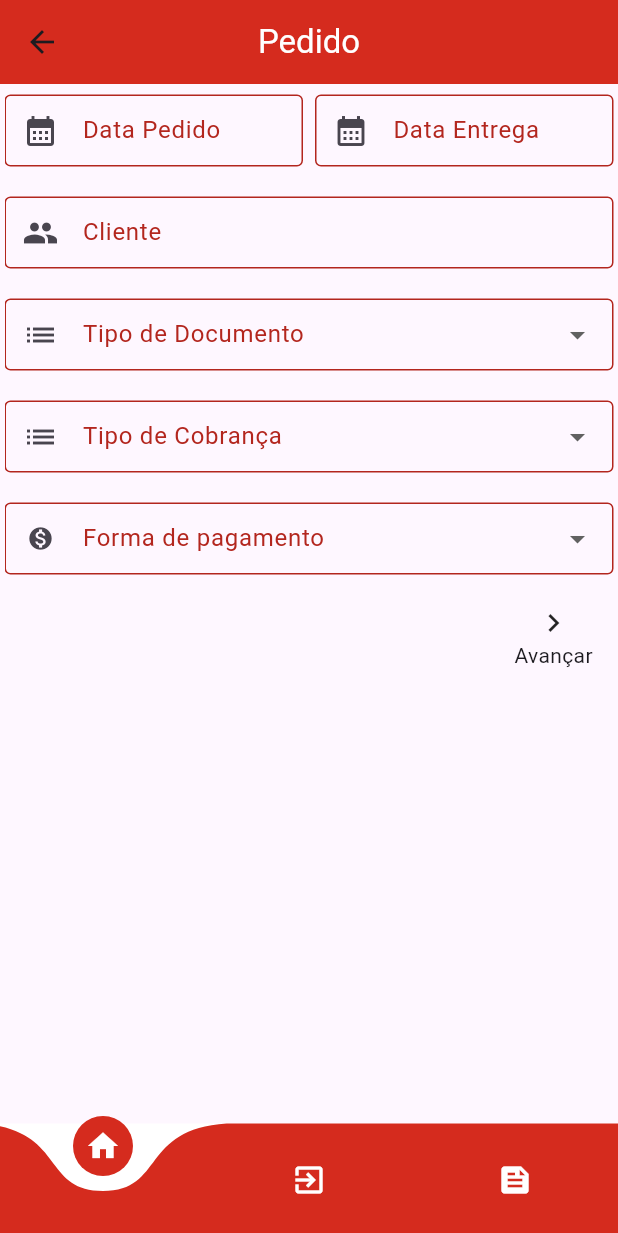
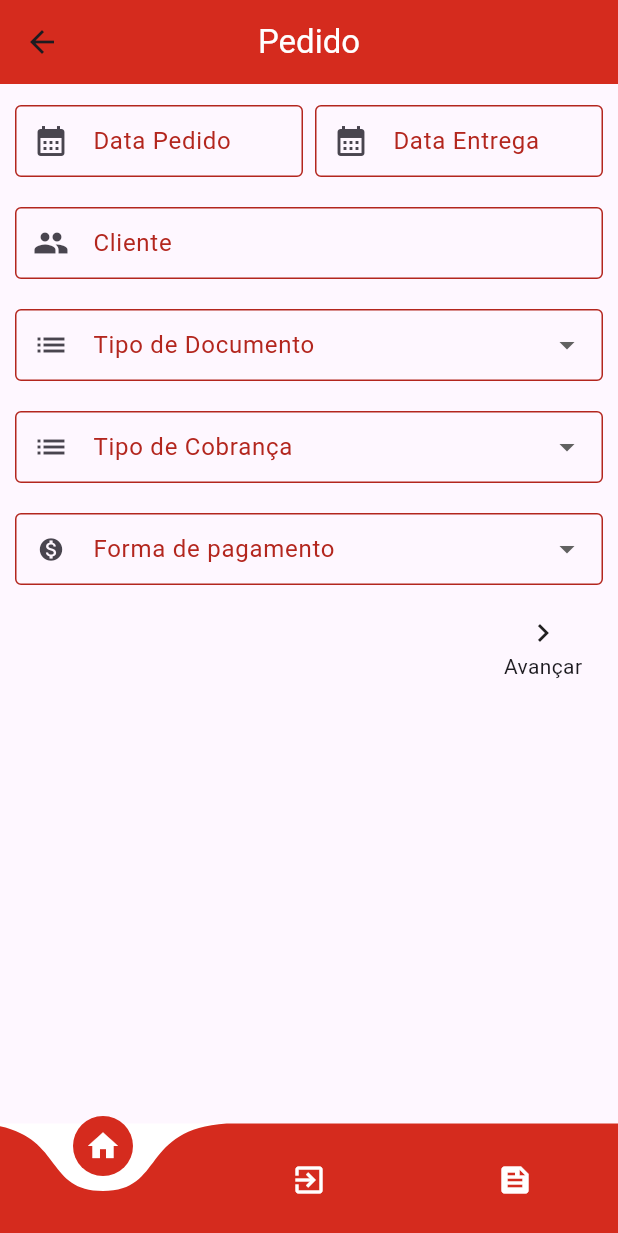
Before and after one commit to kelidss/StikVendas, a Flutter app: the PedidoPage screen opened directly, on a phone screen of 412 x 824 dp. Shown: the top 1233 px of the screen. Run offline on Flutter 3.47's test engine with Material 3 defaults, Android fonts, the phone set to English and light mode, and no system bars; drawn by our look-alikes of curved_navigation_bar; our stand-ins replace awesome_dialog, carousel_slider, mask_text_input_formatter, percent_indicator.

Commit message:
ajustes em pedidopage, centralização

```diff
--- a/lib/Views/PedidoPage.dart
+++ b/lib/Views/PedidoPage.dart
@@ -92,7 +92,7 @@ class _PedidoPageState extends State<PedidoPage> {
         backgroundColor: const Color(0xFFD52B1E),
       ),
       body: Padding(
-        padding: const EdgeInsets.all(3.0),
+        padding: const EdgeInsets.all(10.0),
         child: PageView(
           physics: const NeverScrollableScrollPhysics(),
           //scrollDirection: Axis.horizontal,
@@ -133,8 +133,8 @@ class _PedidoPageState extends State<PedidoPage> {
                                     color: color, letterSpacing: 1);
                               },
                             ),
-                            contentPadding: const EdgeInsets.symmetric(
-                                vertical: 10, horizontal: 20)),
+                            contentPadding:
+                                EdgeInsets.fromLTRB(20, 10, 20, 10)),
                         inputFormatters: [
                           MaskTextInputFormatter(mask: '##/##/####')
                         ],
@@ -168,8 +168,8 @@ class _PedidoPageState extends State<PedidoPage> {
                                     color: color, letterSpacing: 1);
                               },
                             ),
-                            contentPadding: const EdgeInsets.symmetric(
-                                vertical: 10, horizontal: 20)),
+                            contentPadding:
+                                EdgeInsets.fromLTRB(20, 10, 20, 10)),
                         inputFormatters: [
                           MaskTextInputFormatter(mask: '##/##/####')
                         ],
@@ -184,30 +184,6 @@ class _PedidoPageState extends State<PedidoPage> {
                     ),
                   ],
                 ),
-                /*     const SizedBox(height: 55),
-                TextFormField(
-                  controller: VendedorController,
-                  decoration: InputDecoration(
-                      prefixIcon: const Icon(Icons.people),
-                      border: const OutlineInputBorder(),
-                      isDense: false,
-                      labelText: 'Vendedor',
-                      floatingLabelStyle: MaterialStateTextStyle.resolveWith(
-                          (Set<MaterialState> states) {
-                        final Color color = states.contains(MaterialState.error)
-                            ? Theme.of(context).colorScheme.error
-                            : Colors.green;
-                        return TextStyle(color: color, letterSpacing: 1);
-                      }),
-                      contentPadding: const EdgeInsets.symmetric(
-                          vertical: 10, horizontal: 20)),
-                  validator: (String? value) {
-                    if (value == null || value == '') {
-                      return '';
-                    }
-                  },
-                  autovalidateMode: AutovalidateMode.always,
-                ),*/
                 const SizedBox(height: 55),
                 TextFormField(
                   controller: ClienteController,
@@ -231,7 +207,6 @@ class _PedidoPageState extends State<PedidoPage> {
                     if (value == null || value == '') {
                       return '';
                     }
-                    return null;
                   },
                   autovalidateMode: AutovalidateMode.always,
                 ),
@@ -483,7 +458,7 @@ class _PedidoPageState extends State<PedidoPage> {
                         });
                       },
                     ),
-                    const Text('Opção C'),
+                    /*   const Text('Opção C'),
                     Radio<String>(
                       value: 'Opção C',
                       groupValue: _selectedOption,
@@ -492,10 +467,10 @@ class _PedidoPageState extends State<PedidoPage> {
                           _selectedOption = value!;
                         });
                       },
-                    ),
+                    ),*/
                   ],
                 ),
-                const SizedBox(height: 55),
+                /*   const SizedBox(height: 55),
                 Expanded(
                   child: Row(
                     mainAxisAlignment: MainAxisAlignment.end,
@@ -521,7 +496,7 @@ class _PedidoPageState extends State<PedidoPage> {
                             ],
                           ),
                         ),
-                      ),
+                      ),*/
                 const SizedBox(height: 50),
                 Expanded(
                   child: Row(
@@ -535,8 +510,7 @@ class _PedidoPageState extends State<PedidoPage> {
                               width: 80,
                               height: 45,
                               child: Column(
-                                        mainAxisAlignment:
-                                            MainAxisAlignment.start,
+                                  mainAxisAlignment: MainAxisAlignment.start,
                                   children: [
                                     Icon(
                                       Icons.navigate_next,
@@ -549,91 +523,12 @@ class _PedidoPageState extends State<PedidoPage> {
                   ),
                 ),
 
-                      /*   const SizedBox(height: 55, width: 30),
-                      InkWell(
-                        child: const SizedBox(
-                            width: 100,
-                            height: 50,
-                            child: Column(children: [
-                              Icon(Icons.navigate_next),
-                              SizedBox(height: 1),
-                              Text('Gravar')
-                            ])),
-                        onTap: () {
-                          if (UndController.text.isNotEmpty &&
-                              QtdController.text.isNotEmpty &&
-                              VrBaseController.text.isNotEmpty &&
-                              PrEfetivoController.text.isNotEmpty &&
-                              VrBrutoController.text.isNotEmpty) {
-                            // Todos os campos estão preenchidos, então você pode gravar os dados
-                            showDialog(
-                              context: context,
-                              builder: (BuildContext context) {
-                                return AlertDialog(
-                                  title: const Text('Pedido feito!'),
-                                  content: Text('Gravado com sucesso',
-                                      textAlign: TextAlign.center),
-                                  shadowColor: Colors.red,
-                                  icon: (Icon(Icons.verified)),
-                                  actions: <Widget>[
-                                    InkWell(
-                                      child: Text("Fechar"),
-                                      onTap: () {
-                                        // Limpa os campos antes de voltar para a página de pedidos
-                                        DtPedidoController.clear();
-                                        DtEntregaController.clear();
-                                        VendedorController.clear();
-                                        ClienteController.clear();
-                                        FreteController.clear();
-                                        ObservacaoController.clear();
-                                        UndController.clear();
-                                        QtdController.clear();
-                                        OcClienteController.clear();
-                                        VrBaseController.clear();
-                                        PrEfetivoController.clear();
-                                        VrBrutoController.clear();
-                                        Navigator.push(
-                                            context,
-                                            MaterialPageRoute(
-                                                builder: (context) =>
-                                                    PedidoPage()));
-                                      },
-                                    ),
-                                  ],
-                                );
-                              },
-                            );
-                          } else {
-                            showDialog(
-                              context: context,
-                              builder: (BuildContext context) {
-                                return AlertDialog(
-                                  title: const Text("Atenção"),
-                                  content: Text(
-                                    "Campos obrigatórios vazios",
-                                    textAlign: TextAlign.center,
-                                  ),
-                                  shadowColor: Colors.red,
-                                  icon: Icon(Icons.error),
-                                  actions: <Widget>[
-                                    InkWell(
-                                      child: Text("Fechar"),
-                                      onTap: () {
-                                        Navigator.of(context).pop();
-                                      },
-                                    ),
-                                  ],
-                                );
-                              },
-                            );
-                          }
-                        },
-                      )*/
+                /*   */
               ],
             ),
-                )
-              ],
-            ),
+            //   )
+            //   ],
+            //   ),
             //pagina 3
             Wrap(
               children: [
@@ -673,12 +568,9 @@ class _PedidoPageState extends State<PedidoPage> {
                             ? Theme.of(context).colorScheme.error
                             : Colors.green;
                         return TextStyle(color: color, letterSpacing: 1);
-                  }
-                ),
+                      }),
                       contentPadding: const EdgeInsets.symmetric(
-                  vertical: 10, horizontal: 20
-                )
-              ),
+                          vertical: 10, horizontal: 20)),
                   validator: (String? value) {
                     if (value == null || value.isEmpty) {
                       return '';
@@ -727,6 +619,7 @@ class _PedidoPageState extends State<PedidoPage> {
                   },
                   autovalidateMode: AutovalidateMode.always,
                 ),
+                const SizedBox(height: 55),
                 Row(
                   children: [
                     SizedBox(height: 55),
@@ -795,8 +688,13 @@ class _PedidoPageState extends State<PedidoPage> {
                     ),
                   ],
                 ),
-                 const SizedBox(height: 55),
-                TextFormField(
+                SizedBox(height: 55),
+                Row(
+                  children: [
+                    Expanded(
+                      child: Padding(
+                        padding: const EdgeInsets.only(right: 8.0),
+                        child: TextFormField(
                           controller: VrBaseController,
                           decoration: InputDecoration(
                               prefixIcon: const Icon(Icons.monetization_on),
@@ -804,13 +702,15 @@ class _PedidoPageState extends State<PedidoPage> {
                               labelText: 'Valor Base',
                               border: const OutlineInputBorder(),
                               isDense: true,
-                      floatingLabelStyle: MaterialStateTextStyle.resolveWith(
+                              floatingLabelStyle:
+                                  MaterialStateTextStyle.resolveWith(
                                 (Set<MaterialState> states) {
                                   final Color color =
                                       states.contains(MaterialState.error)
                                           ? Theme.of(context).colorScheme.error
                                           : Colors.green;
-                          return TextStyle(color: color, letterSpacing: 1);
+                                  return TextStyle(
+                                      color: color, letterSpacing: 1);
                                 },
                               ),
                               contentPadding: const EdgeInsets.symmetric(
@@ -827,8 +727,12 @@ class _PedidoPageState extends State<PedidoPage> {
                           },
                           autovalidateMode: AutovalidateMode.always,
                         ),
-                const SizedBox(height: 55),
-                TextFormField(
+                      ),
+                    ),
+                    Expanded(
+                      child: Padding(
+                        padding: const EdgeInsets.only(left: 8.0),
+                        child: TextFormField(
                           controller: PrEfetivoController,
                           decoration: InputDecoration(
                               prefixIcon: const Icon(Icons.monetization_on),
@@ -836,13 +740,15 @@ class _PedidoPageState extends State<PedidoPage> {
                               labelText: 'Preço Efetivo',
                               border: const OutlineInputBorder(),
                               isDense: true,
-                      floatingLabelStyle: MaterialStateTextStyle.resolveWith(
+                              floatingLabelStyle:
+                                  MaterialStateTextStyle.resolveWith(
                                 (Set<MaterialState> states) {
                                   final Color color =
                                       states.contains(MaterialState.error)
                                           ? Theme.of(context).colorScheme.error
                                           : Colors.green;
-                          return TextStyle(color: color, letterSpacing: 1);
+                                  return TextStyle(
+                                      color: color, letterSpacing: 1);
                                 },
                               ),
                               contentPadding: const EdgeInsets.symmetric(
@@ -858,6 +764,10 @@ class _PedidoPageState extends State<PedidoPage> {
                             }
                           },
                           autovalidateMode: AutovalidateMode.always,
+                        ),
+                      ),
+                    ),
+                  ],
                 ),
                 const SizedBox(height: 55),
                 TextFormField(
@@ -890,12 +800,141 @@ class _PedidoPageState extends State<PedidoPage> {
                       }
                     },
                     autovalidateMode: AutovalidateMode.always),
+                const SizedBox(height: 55),
+                Expanded(
+                  child: Row(
+                    mainAxisAlignment: MainAxisAlignment.end,
+                    children: [
+                      InkWell(
+                        onTap: () {
+                          Navigator.push(
+                              context,
+                              MaterialPageRoute(
+                                  builder: (context) => PedidoPage()));
+                        },
+                        child: const SizedBox(
+                          //   width: 50,
+                          // height: 50,
+                          child: Column(
+                            mainAxisAlignment: MainAxisAlignment.start,
+                            children: [
+                              Icon(Icons.navigate_before),
+                              SizedBox(
+                                height: 1,
+                              ),
+                              Text('Voltar')
                             ],
                           ),
-                  ]
                         ),
                       ),
+                      const SizedBox(
+                        //  height: 55,
+                        width: 200,
+                      ),
 
+                      InkWell(
+                        child: const SizedBox(
+                            //   width: ,
+                            height: 50,
+                            child: Column(children: [
+                              Icon(Icons.navigate_next),
+                              SizedBox(height: 1),
+                              Text('Gravar')
+                            ])),
+                        onTap: () {
+                          if (UndController.text.isNotEmpty &&
+                              QtdController.text.isNotEmpty &&
+                              VrBaseController.text.isNotEmpty &&
+                              PrEfetivoController.text.isNotEmpty &&
+                              VrBrutoController.text.isNotEmpty) {
+                            // Todos os campos estão preenchidos, então você pode gravar os dados
+                            // Aqui você colocaria a lógica para gravar os dados
+                            showDialog(
+                              context: context,
+                              builder: (BuildContext context) {
+                                return AlertDialog(
+                                  title: const Text('Pedido feito!'),
+                                  content: Text('Gravado com sucesso',
+                                      textAlign: TextAlign.center),
+                                  shadowColor: Colors.red,
+                                  icon: (Icon(Icons.verified)),
+                                  actions: <Widget>[
+                                    InkWell(
+                                      child: Text("Fechar"),
+                                      onTap: () {
+                                        //  dialogType: DialogType.success,
+                                        //   animType: AnimType.scale,
+                                        //title: 'Gravado com sucesso',
+                                        //  btnOkOnPress: () {
+                                        // Limpa os campos antes de voltar para a página de pedidos
+                                        DtPedidoController.clear();
+                                        DtEntregaController.clear();
+                                        VendedorController.clear();
+                                        ClienteController.clear();
+                                        FreteController.clear();
+                                        ObservacaoController.clear();
+                                        UndController.clear();
+                                        QtdController.clear();
+                                        OcClienteController.clear();
+                                        VrBaseController.clear();
+                                        PrEfetivoController.clear();
+                                        VrBrutoController.clear();
+
+                                        Navigator.pop(
+                                            context,
+                                            MaterialPageRoute(
+                                                builder: (context) =>
+                                                    PedidoPage()));
+                                      },
+                                    )
+                                  ],
+                                );
+                              },
+                            );
+
+                            //   );
+                            // },
+                            //  ).show();
+                          } else {
+                            showDialog(
+                              context: context,
+                              builder: (BuildContext context) {
+                                return AlertDialog(
+                                  title: const Text("Atenção"),
+                                  content: Text(
+                                    "Campos obrigatórios vazios",
+                                    textAlign: TextAlign.center,
+                                  ),
+                                  shadowColor: Colors.red,
+                                  icon: Icon(Icons.error),
+                                  actions: <Widget>[
+                                    InkWell(
+                                      child: Text("Fechar"),
+                                      onTap: () {
+                                        Navigator.of(context).pop();
+                                      },
+                                    ),
+                                  ],
+                                );
+                              },
+                            );
+                          }
+                        },
+                      )
+                      //    ],
+                      //   ),
+                      // resumo do pedido
+                      /*  */
+                    ],
+                  ),
+                )
+              ],
+            )
+          ],
+        ),
+        //   ],
+        // ),
+      ),
       bottomNavigationBar: CurvedNavigationBar(
         animationCurve: Curves.easeInOut,
         backgroundColor: Colors.white,
```
Lines whose indentation alone changed are shown as unchanged.
